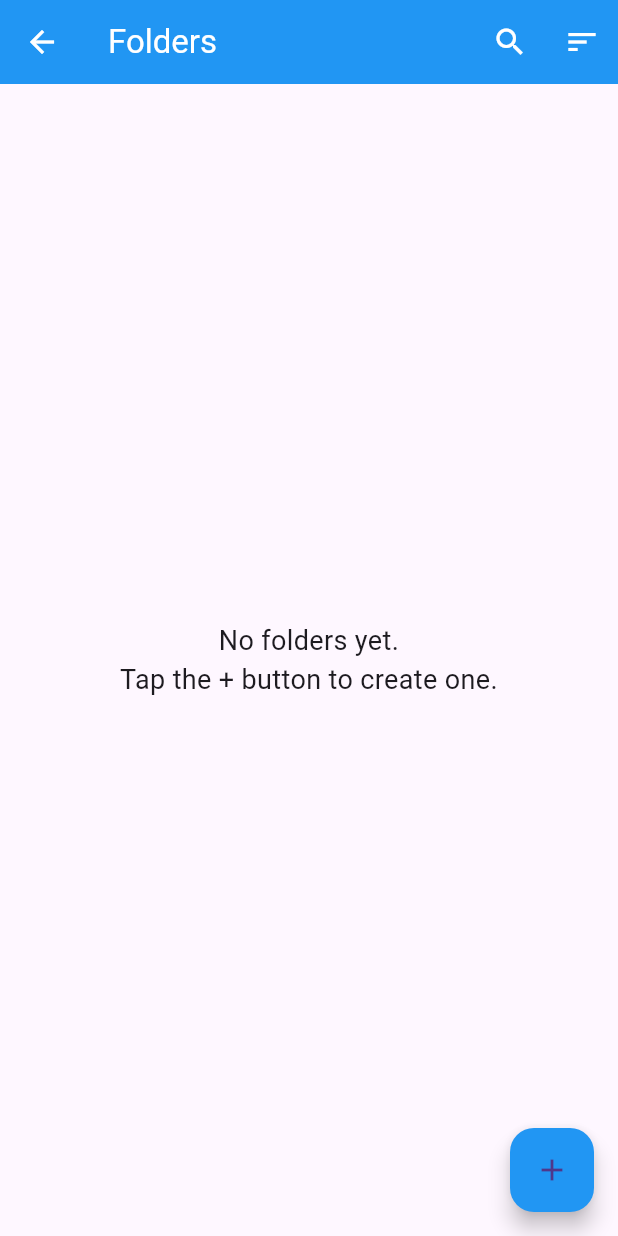
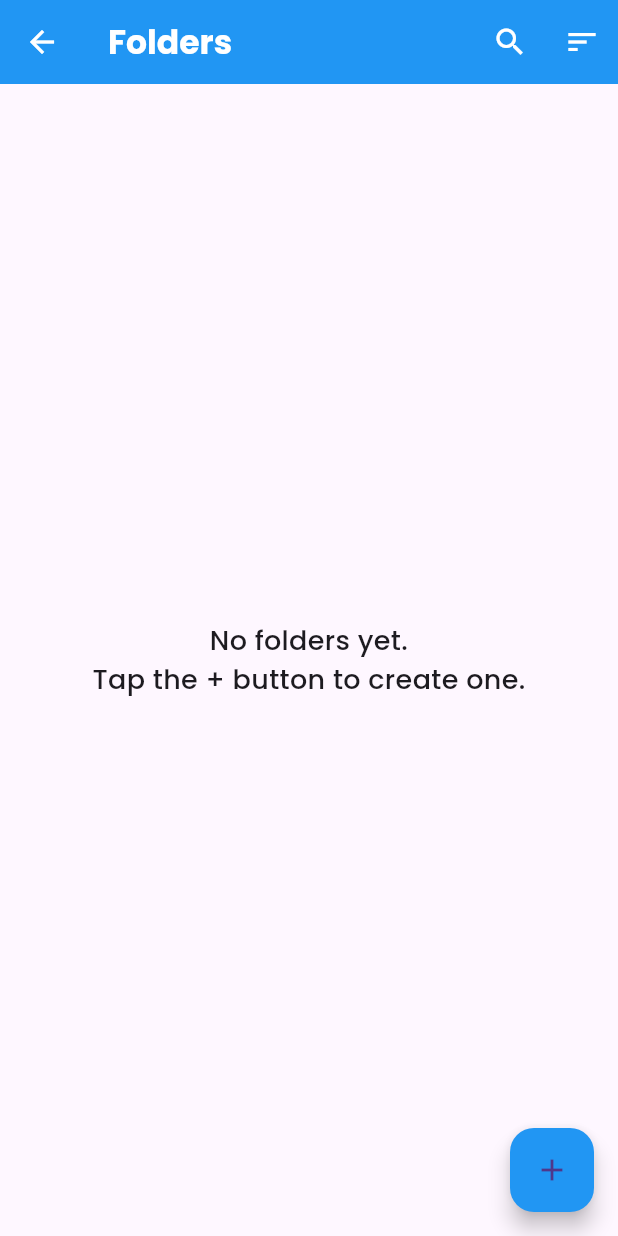
Before and after one commit to MarLuar/Inspectra, a Flutter app: the screen it shows after launch, after a tap on "Continue without account", after a tap on "View Folders", on a phone screen of 412 x 824 dp. Run offline on Flutter 3.47's test engine with Material 3 defaults, Android fonts, the phone set to English and light mode, and no system bars; our stand-ins replace cloud_firestore, dio, firebase_auth, firebase_core, firebase_storage, google_fonts and 7 more; missing offline and left inert: google_mlkit_document_scanner, mobile_scanner; accounts and stored records are empty.

Commit message:
Update Inspectra app with latest changes
Co-authored-by: Qwen-Coder <qwen-coder@alibabacloud.com>

```diff
--- a/lib/main.dart
+++ b/lib/main.dart
@@ -1,6 +1,7 @@
 import 'package:flutter/material.dart';
 import 'package:firebase_core/firebase_core.dart';
 import 'package:firebase_auth/firebase_auth.dart';
+import 'package:google_fonts/google_fonts.dart';
 import 'config/firebase_config.dart';
 import 'screens/auth_screen.dart';
 import 'screens/home_screen.dart';
@@ -28,6 +29,8 @@ class InSpectraApp extends StatelessWidget {
       theme: ThemeData(
         primarySwatch: Colors.blue,
         useMaterial3: true,
+        textTheme: GoogleFonts.poppinsTextTheme(),
+        fontFamily: GoogleFonts.poppins().fontFamily,
       ),
       // Check if user is authenticated to determine initial route
       home: StreamBuilder(
--- a/lib/screens/auth_screen.dart
+++ b/lib/screens/auth_screen.dart
@@ -100,7 +100,7 @@ class _AuthScreenState extends State<AuthScreen> {
   Widget build(BuildContext context) {
     return Scaffold(
       appBar: AppBar(
-        title: Text(_isLogin ? 'Sign In' : 'Sign Up'),
+        title: Text(_isLogin ? 'Sign In' : 'Sign Up', style: TextStyle(fontWeight: FontWeight.w700)),
         backgroundColor: Colors.blue,
         foregroundColor: Colors.white,
       ),
@@ -149,7 +149,7 @@ class _AuthScreenState extends State<AuthScreen> {
                     foregroundColor: Colors.white,
                     minimumSize: const Size(double.infinity, 50),
                   ),
-                  child: Text(_isLogin ? 'Sign In' : 'Sign Up'),
+                  child: Text(_isLogin ? 'Sign In' : 'Sign Up', style: TextStyle(fontWeight: FontWeight.w600, fontSize: 16)),
                 ),
               const SizedBox(height: 16),
               TextButton(
@@ -162,6 +162,7 @@ class _AuthScreenState extends State<AuthScreen> {
                   _isLogin
                       ? 'Don\'t have an account? Sign Up'
                       : 'Already have an account? Sign In',
+                  style: TextStyle(fontWeight: FontWeight.w500),
                 ),
               ),
               const SizedBox(height: 16),
@@ -170,7 +171,7 @@ class _AuthScreenState extends State<AuthScreen> {
                   // Skip authentication and go to home screen
                   Navigator.of(context).pushReplacementNamed('/home');
                 },
-                child: const Text('Continue without account'),
+                child: Text('Continue without account', style: TextStyle(fontWeight: FontWeight.w500)),
               ),
             ],
           ),
--- a/lib/screens/home_screen.dart
+++ b/lib/screens/home_screen.dart
@@ -34,7 +34,7 @@ class _HomeScreenState extends State<HomeScreen> {
   Widget build(BuildContext context) {
     return Scaffold(
       appBar: AppBar(
-        title: const Text('InSpectra'),
+        title: Text('InSpectra', style: TextStyle(fontWeight: FontWeight.w700)),
         backgroundColor: Colors.blue,
         foregroundColor: Colors.white,
         actions: [
@@ -162,11 +162,12 @@ class _HomeScreenState extends State<HomeScreen> {
               child: Column(
                 mainAxisAlignment: MainAxisAlignment.center,
                 children: [
-                  const Text(
+                  Text(
                     'Welcome to InSpectra',
                     style: TextStyle(
-                      fontSize: 24,
-                      fontWeight: FontWeight.bold,
+                      fontSize: 28,
+                      fontWeight: FontWeight.w700,
+                      letterSpacing: 0.5,
                     ),
                   ),
                   const SizedBox(height: 40),
@@ -178,7 +179,7 @@ class _HomeScreenState extends State<HomeScreen> {
                       );
                     },
                     icon: const Icon(Icons.camera_alt),
-                    label: const Text('Scan Document'),
+                    label: Text('Scan Document', style: TextStyle(fontWeight: FontWeight.w600)),
                     style: ElevatedButton.styleFrom(
                       backgroundColor: Colors.blue,
                       foregroundColor: Colors.white,
@@ -195,7 +196,7 @@ class _HomeScreenState extends State<HomeScreen> {
                       );
                     },
                     icon: const Icon(Icons.folder),
-                    label: const Text('View Folders'),
+                    label: Text('View Folders', style: TextStyle(fontWeight: FontWeight.w600)),
                     style: ElevatedButton.styleFrom(
                       backgroundColor: Colors.green,
                       foregroundColor: Colors.white,
@@ -212,7 +213,7 @@ class _HomeScreenState extends State<HomeScreen> {
                       );
                     },
                     icon: const Icon(Icons.qr_code_scanner),
-                    label: const Text('Scan QR Code'),
+                    label: Text('Scan QR Code', style: TextStyle(fontWeight: FontWeight.w600)),
                     style: ElevatedButton.styleFrom(
                       backgroundColor: Colors.orange,
                       foregroundColor: Colors.white,
--- a/pubspec.yaml
+++ b/pubspec.yaml
@@ -85,6 +85,7 @@ dependencies:
   cloud_firestore: ^5.0.3
   firebase_storage: ^12.0.3
   firebase_auth: ^5.1.4
+  google_fonts: ^6.3.2
 
 
 dev_dependencies:
```
Also changed, not shown: lib/screens/project_detail_screen.dart (+31 -31 lines), lib/screens/projects_list_screen.dart (+13 -13 lines), pubspec.lock, 2 other files.
